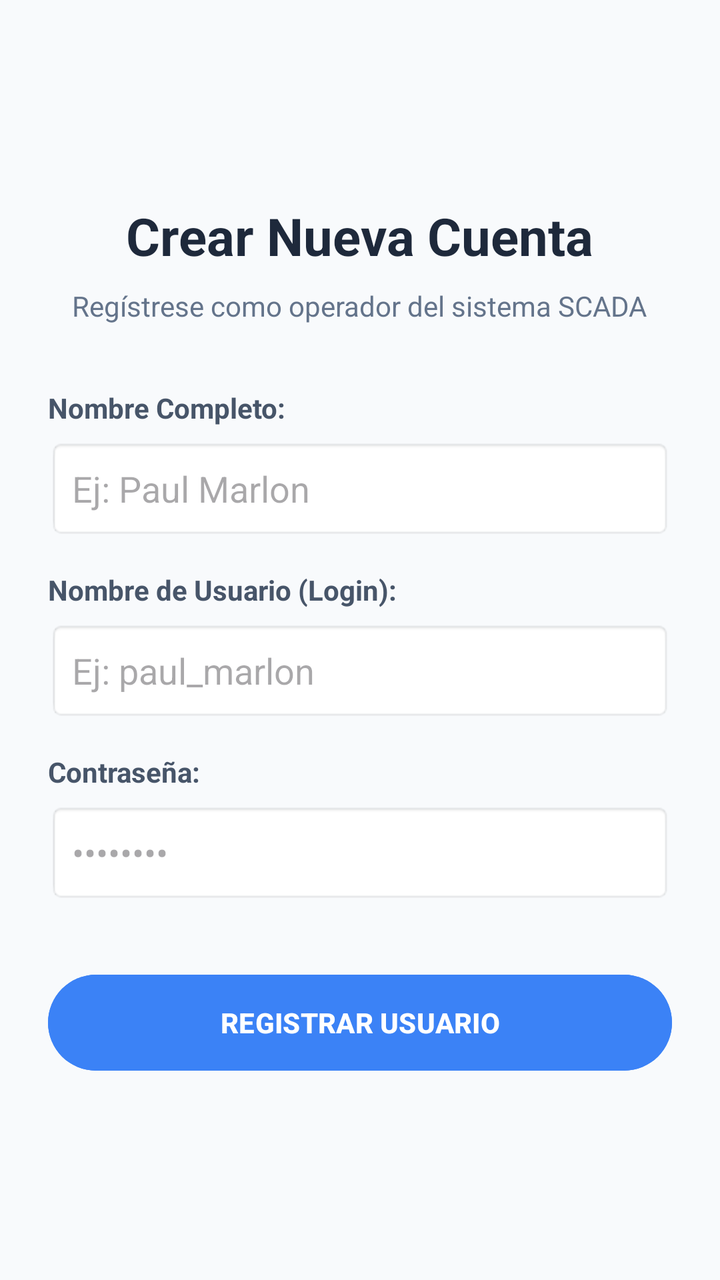
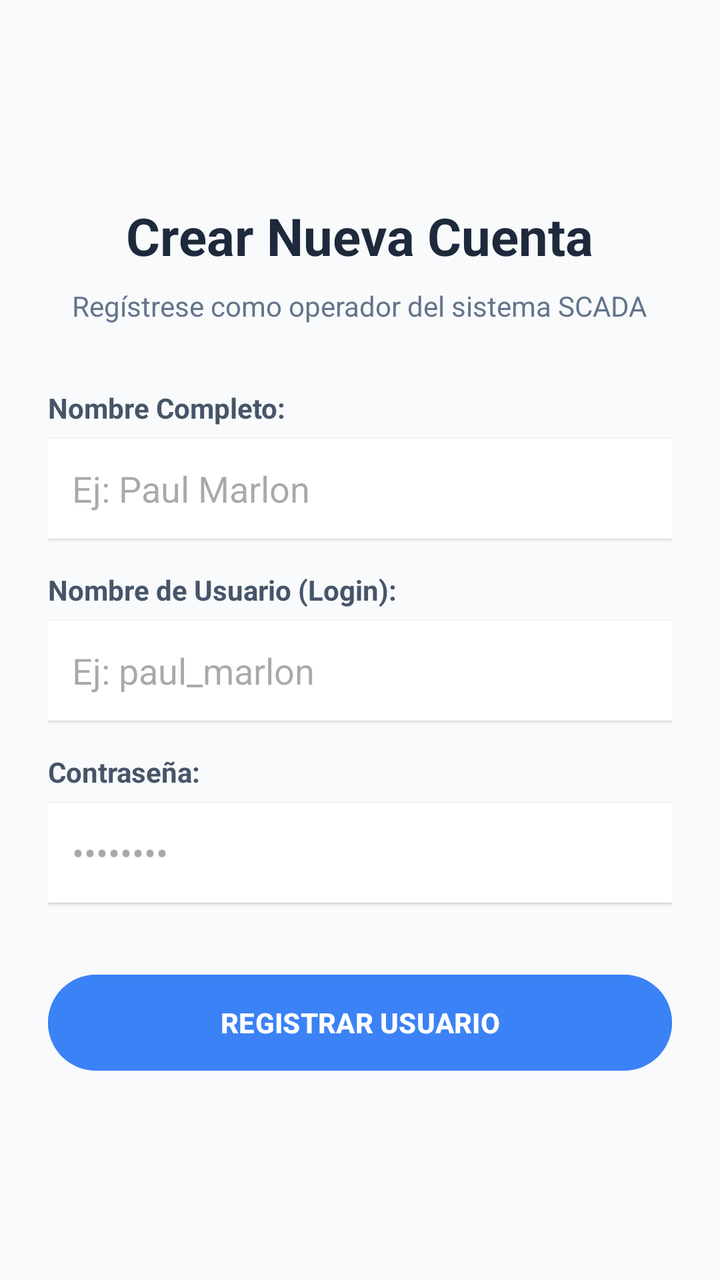

The first picture is an Android layout as it rendered before a commit; the second is the same layout after the commit. The layout source and the unified diff follow.
<!-- AndroidManifest.xml: application theme Theme.HidroponiaProApp -->
<!-- res/layout/activity_registro_usuario.xml -->
<?xml version="1.0" encoding="utf-8"?>
<LinearLayout xmlns:android="http://schemas.android.com/apk/res/android"
    android:layout_width="match_parent"
    android:layout_height="match_parent"
    android:orientation="vertical"
    android:padding="24dp"
    android:gravity="center_vertical"
    android:background="#F8FAFC">

    <TextView
        android:layout_width="wrap_content"
        android:layout_height="wrap_content"
        android:text="Crear Nueva Cuenta"
        android:textSize="26sp"
        android:textStyle="bold"
        android:textColor="#1E293B"
        android:layout_gravity="center_horizontal"
        android:layout_marginBottom="8dp"/>

    <TextView
        android:layout_width="wrap_content"
        android:layout_height="wrap_content"
        android:text="Regístrese como operador del sistema SCADA"
        android:textSize="14sp"
        android:textColor="#64748B"
        android:layout_gravity="center_horizontal"
        android:layout_marginBottom="32dp"/>

    <TextView
        android:layout_width="wrap_content"
        android:layout_height="wrap_content"
        android:text="Nombre Completo:"
        android:textStyle="bold"
        android:textColor="#475569"
        android:layout_marginBottom="6dp"/>

    <EditText
        android:id="@+id/txtRegistroNombre"
        android:layout_width="match_parent"
        android:layout_height="50dp"
        android:hint="Ej: Paul Marlon"
        android:inputType="textPersonName"
        android:background="@android:drawable/editbox_background_normal"
        android:paddingLeft="12dp"
        android:layout_marginBottom="16dp"/>

    <TextView
        android:layout_width="wrap_content"
        android:layout_height="wrap_content"
        android:text="Nombre de Usuario (Login):"
        android:textStyle="bold"
        android:textColor="#475569"
        android:layout_marginBottom="6dp"/>

    <EditText
        android:id="@+id/txtRegistroUsername"
        android:layout_width="match_parent"
        android:layout_height="50dp"
        android:hint="Ej: paul_marlon"
        android:inputType="text"
        android:background="@android:drawable/editbox_background_normal"
        android:paddingLeft="12dp"
        android:layout_marginBottom="16dp"/>

    <TextView
        android:layout_width="wrap_content"
        android:layout_height="wrap_content"
        android:text="Contraseña:"
        android:textStyle="bold"
        android:textColor="#475569"
        android:layout_marginBottom="6dp"/>

    <EditText
        android:id="@+id/txtRegistroPassword"
        android:layout_width="match_parent"
        android:layout_height="50dp"
        android:hint="••••••••"
        android:inputType="textPassword"
        android:background="@android:drawable/editbox_background_normal"
        android:paddingLeft="12dp"
        android:layout_marginBottom="32dp"/>

    <Button
        android:id="@+id/btnEnviarRegistro"
        android:layout_width="match_parent"
        android:layout_height="56dp"
        android:text="REGISTRAR USUARIO"
        android:textColor="#FFFFFF"
        android:textStyle="bold"
        android:backgroundTint="#3B82F6"/> </LinearLayout>
<!-- resources referenced by this layout -->
<resources>
  <style name="Theme.HidroponiaProApp" parent="Base.Theme.HidroponiaProApp" />
  <style name="Base.Theme.HidroponiaProApp" parent="Theme.Material3.DayNight.NoActionBar">
          
          
      </style>
</resources>

<!-- the commit's change to res/layout/activity_registro_usuario.xml (unified diff, before → after) -->
@@ -1,90 +1,109 @@
 <?xml version="1.0" encoding="utf-8"?>
-<LinearLayout xmlns:android="http://schemas.android.com/apk/res/android"
+<ScrollView xmlns:android="http://schemas.android.com/apk/res/android"
     android:layout_width="match_parent"
     android:layout_height="match_parent"
-    android:orientation="vertical"
-    android:padding="24dp"
-    android:gravity="center_vertical"
-    android:background="#F8FAFC">
+    android:background="#F8FAFC"
+    android:fillViewport="true">
 
-    <TextView
-        android:layout_width="wrap_content"
+    <LinearLayout
+        android:layout_width="match_parent"
         android:layout_height="wrap_content"
-        android:text="Crear Nueva Cuenta"
-        android:textSize="26sp"
-        android:textStyle="bold"
-        android:textColor="#1E293B"
-        android:layout_gravity="center_horizontal"
-        android:layout_marginBottom="8dp"/>
+        android:orientation="vertical"
+        android:padding="24dp"
+        android:gravity="center_vertical">
 
-    <TextView
-        android:layout_width="wrap_content"
-        android:layout_height="wrap_content"
-        android:text="Regístrese como operador del sistema SCADA"
-        android:textSize="14sp"
-        android:textColor="#64748B"
-        android:layout_gravity="center_horizontal"
-        android:layout_marginBottom="32dp"/>
+        <TextView
+            android:layout_width="wrap_content"
+            android:layout_height="wrap_content"
+            android:text="Crear Nueva Cuenta"
+            android:textSize="26sp"
+            android:textStyle="bold"
+            android:textColor="#1E293B"
+            android:layout_gravity="center_horizontal"
+            android:layout_marginBottom="8dp"/>
 
-    <TextView
-        android:layout_width="wrap_content"
-        android:layout_height="wrap_content"
-        android:text="Nombre Completo:"
-        android:textStyle="bold"
-        android:textColor="#475569"
-        android:layout_marginBottom="6dp"/>
+        <TextView
+            android:layout_width="wrap_content"
+            android:layout_height="wrap_content"
+            android:text="Regístrese como operador del sistema SCADA"
+            android:textSize="14sp"
+            android:textColor="#64748B"
+            android:layout_gravity="center_horizontal"
+            android:layout_marginBottom="32dp"/>
 
-    <EditText
-        android:id="@+id/txtRegistroNombre"
-        android:layout_width="match_parent"
-        android:layout_height="50dp"
-        android:hint="Ej: Paul Marlon"
-        android:inputType="textPersonName"
-        android:background="@android:drawable/editbox_background_normal"
-        android:paddingLeft="12dp"
-        android:layout_marginBottom="16dp"/>
+        
+        <TextView
+            android:layout_width="wrap_content"
+            android:layout_height="wrap_content"
+            android:text="Nombre Completo:"
+            android:textStyle="bold"
+            android:textColor="#475569"
+            android:layout_marginBottom="6dp"/>
 
-    <TextView
-        android:layout_width="wrap_content"
-        android:layout_height="wrap_content"
-        android:text="Nombre de Usuario (Login):"
-        android:textStyle="bold"
-        android:textColor="#475569"
-        android:layout_marginBottom="6dp"/>
+        <EditText
+            android:id="@+id/txtRegistroNombre"
+            android:layout_width="match_parent"
+            android:layout_height="50dp"
+            android:hint="Ej: Paul Marlon"
+            android:inputType="textPersonName"
+            android:background="#FFFFFF"
+            android:paddingStart="12dp"
+            android:paddingEnd="12dp"
+            android:layout_marginBottom="16dp"
+            android:elevation="1dp"/>
 
-    <EditText
-        android:id="@+id/txtRegistroUsername"
-        android:layout_width="match_parent"
-        android:layout_height="50dp"
-        android:hint="Ej: paul_marlon"
-        android:inputType="text"
-        android:background="@android:drawable/editbox_background_normal"
-        android:paddingLeft="12dp"
-        android:layout_marginBottom="16dp"/>
+        
+        <TextView
+            android:layout_width="wrap_content"
+            android:layout_height="wrap_content"
+            android:text="Nombre de Usuario (Login):"
+            android:textStyle="bold"
+            android:textColor="#475569"
+            android:layout_marginBottom="6dp"/>
 
-    <TextView
-        android:layout_width="wrap_content"
-        android:layout_height="wrap_content"
-        android:text="Contraseña:"
-        android:textStyle="bold"
-        android:textColor="#475569"
-        android:layout_marginBottom="6dp"/>
+        <EditText
+            android:id="@+id/txtRegistroUsername"
+            android:layout_width="match_parent"
+            android:layout_height="50dp"
+            android:hint="Ej: paul_marlon"
+            android:inputType="text"
+            android:background="#FFFFFF"
+            android:paddingStart="12dp"
+            android:paddingEnd="12dp"
+            android:layout_marginBottom="16dp"
+            android:elevation="1dp"/>
 
-    <EditText
-        android:id="@+id/txtRegistroPassword"
-        android:layout_width="match_parent"
-        android:layout_height="50dp"
-        android:hint="••••••••"
-        android:inputType="textPassword"
-        android:background="@android:drawable/editbox_background_normal"
-        android:paddingLeft="12dp"
-        android:layout_marginBottom="32dp"/>
+        
+        <TextView
+            android:layout_width="wrap_content"
+            android:layout_height="wrap_content"
+            android:text="Contraseña:"
+            android:textStyle="bold"
+            android:textColor="#475569"
+            android:layout_marginBottom="6dp"/>
 
-    <Button
-        android:id="@+id/btnEnviarRegistro"
-        android:layout_width="match_parent"
-        android:layout_height="56dp"
-        android:text="REGISTRAR USUARIO"
-        android:textColor="#FFFFFF"
-        android:textStyle="bold"
-        android:backgroundTint="#3B82F6"/> </LinearLayout>
+        <EditText
+            android:id="@+id/txtRegistroPassword"
+            android:layout_width="match_parent"
+            android:layout_height="50dp"
+            android:hint="••••••••"
+            android:inputType="textPassword"
+            android:background="#FFFFFF"
+            android:paddingStart="12dp"
+            android:paddingEnd="12dp"
+            android:layout_marginBottom="32dp"
+            android:elevation="1dp"/>
+
+        
+        <Button
+            android:id="@+id/btnEnviarRegistro"
+            android:layout_width="match_parent"
+            android:layout_height="56dp"
+            android:text="REGISTRAR USUARIO"
+            android:textColor="#FFFFFF"
+            android:textStyle="bold"
+            android:backgroundTint="#3B82F6"
+            android:elevation="2dp"/>
+
+    </LinearLayout>
+</ScrollView>
